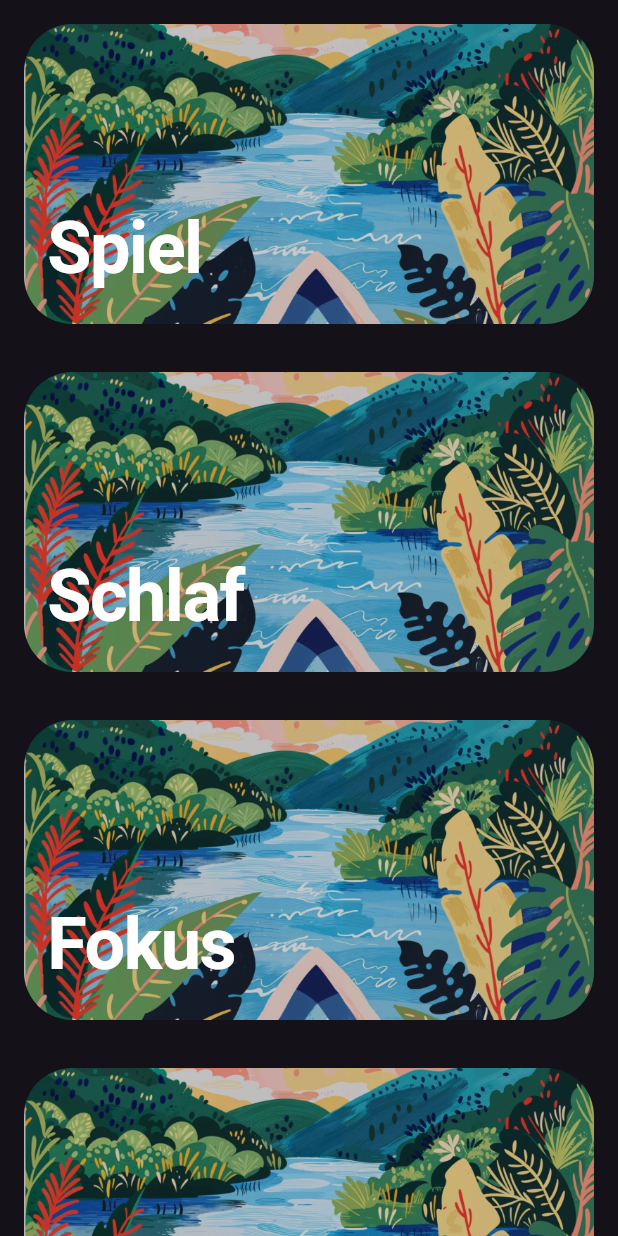
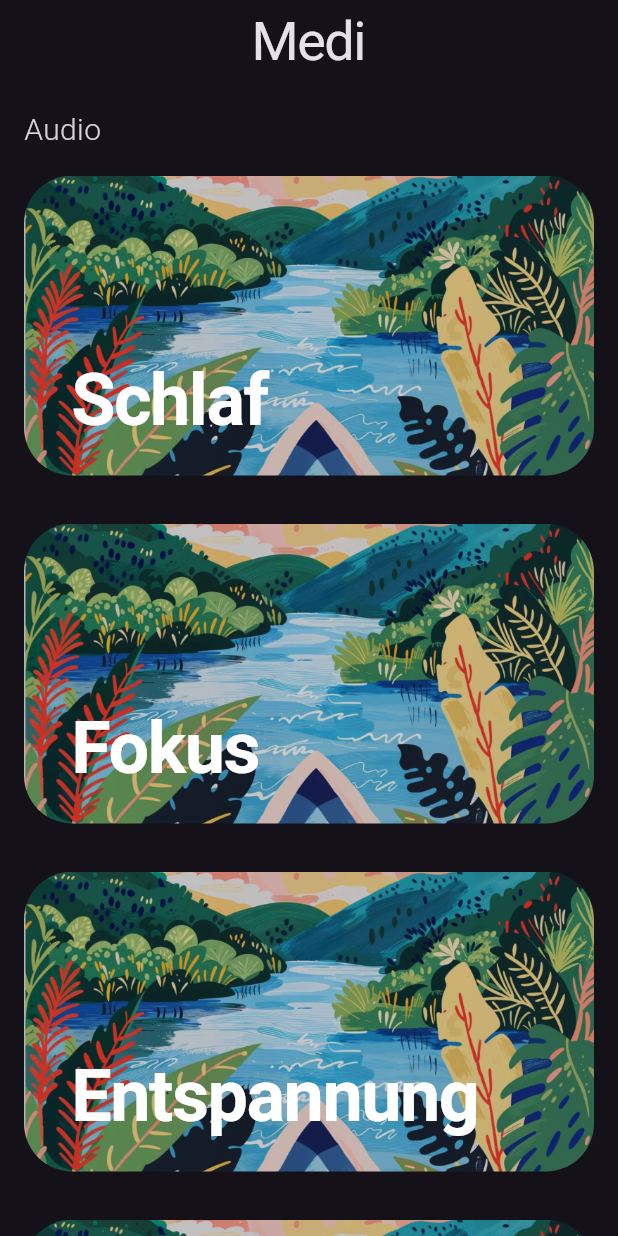
Before and after one commit to maxmitz/meditation_app, a Flutter app: the screen it shows after launch, on a phone screen of 412 x 824 dp. Run offline on Flutter 3.47's test engine with Material 3 defaults, Android fonts, the phone set to English and light mode, and no system bars; our stand-ins replace freezed_annotation, go_router, hooks_riverpod, just_audio, just_audio_background, rxdart; missing offline and left inert: audio_session.

Commit message:
feat: update designs

```diff
--- a/lib/home/presentation/home_screen.dart
+++ b/lib/home/presentation/home_screen.dart
@@ -1,8 +1,11 @@
 import 'package:flutter/material.dart';
 import 'package:go_router/go_router.dart';
 import 'package:meditation/home/data/meditations.dart';
+import 'package:meditation/home/presentation/widgets/home_app_bar.dart';
 import 'package:meditation/home/presentation/widgets/home_card.dart';
+import 'package:meditation/home/presentation/widgets/home_group_text.dart';
 import 'package:meditation/shared/presentation/asset_paths.dart';
+import 'package:meditation/shared/presentation/custom_sizes.dart';
 import 'package:meditation/shared/routing/route_names.dart';
 
 class HomeScreen extends StatelessWidget {
@@ -10,15 +13,15 @@ class HomeScreen extends StatelessWidget {
 
   @override
   Widget build(BuildContext context) => Scaffold(
+        appBar: const HomeAppBar(),
         body: SafeArea(
           child: SingleChildScrollView(
+            child: Padding(
+              padding: const EdgeInsets.all(CustomSizes.mediumSize),
               child: Column(
+                crossAxisAlignment: CrossAxisAlignment.start,
                 children: [
-                HomeCard(
-                  onTap: () => context.go(RoutePaths.breathingGame),
-                  imagePath: AssetPaths.background,
-                  title: 'Spiel',
-                ),
+                  const HomeGroupText(text: 'Audio'),
                   for (final meditationOverviewData in categories)
                     HomeCard(
                       onTap: () => context.go(
@@ -28,7 +31,14 @@ class HomeScreen extends StatelessWidget {
                       imagePath: AssetPaths.background,
                       title: meditationOverviewData.title,
                     ),
+                  const HomeGroupText(text: 'Tools'),
+                  HomeCard(
+                    onTap: () => context.go(RoutePaths.breathingGame),
+                    imagePath: AssetPaths.background,
+                    title: 'Spiel',
+                  ),
                 ],
+              ),
             ),
           ),
         ),
--- /dev/null
+++ b/lib/home/presentation/widgets/home_app_bar.dart
@@ -0,0 +1,24 @@
+import 'package:flutter/material.dart';
+
+class HomeAppBar extends StatelessWidget implements PreferredSizeWidget {
+  const HomeAppBar({super.key});
+
+  @override
+  Size get preferredSize => const Size.fromHeight(kToolbarHeight);
+
+  @override
+  Widget build(BuildContext context) => AppBar(
+        centerTitle: true,
+        title: const Padding(
+          padding: EdgeInsets.symmetric(horizontal: 10),
+          child: Text(
+            'Medi',
+            style: TextStyle(
+              fontSize: 36,
+              fontWeight: FontWeight.w400,
+              letterSpacing: -1,
+            ),
+          ),
+        ),
+      );
+}
--- a/lib/home/presentation/widgets/home_card.dart
+++ b/lib/home/presentation/widgets/home_card.dart
@@ -21,7 +21,8 @@ class HomeCard extends StatelessWidget {
             Hero(
               tag: imagePath + title,
               child: Container(
-                margin: const EdgeInsets.all(CustomSizes.mediumSize),
+                margin: const EdgeInsets.symmetric(
+                    vertical: CustomSizes.mediumSize),
                 height: 200,
                 width: double.infinity,
                 decoration: BoxDecoration(
--- /dev/null
+++ b/lib/home/presentation/widgets/home_group_text.dart
@@ -0,0 +1,20 @@
+import 'package:flutter/material.dart';
+
+class HomeGroupText extends StatelessWidget {
+  const HomeGroupText({
+    required this.text,
+    super.key,
+  });
+
+  final String text;
+
+  @override
+  Widget build(BuildContext context) => Text(
+        text,
+        style: const TextStyle(
+          fontSize: 20,
+          color: Color.fromARGB(255, 212, 212, 212),
+          fontWeight: FontWeight.w300,
+        ),
+      );
+}
--- a/lib/shared/presentation/custom_back_button.dart
+++ b/lib/shared/presentation/custom_back_button.dart
@@ -8,7 +8,7 @@ class CustomBackButton extends StatelessWidget {
 
   @override
   Widget build(BuildContext context) => Padding(
-        padding: const EdgeInsets.only(left: 20, bottom: 32),
+        padding: const EdgeInsets.only(left: 20, bottom: 32, top: 12),
         child: IconButton(
           onPressed: () => context.pop(),
           icon: const Icon(
```
Also changed, not shown: lib/meditation_overview/presentation/meditation_overview_screen.dart (+21 -3 lines). Lines whose indentation alone changed are shown as unchanged.
